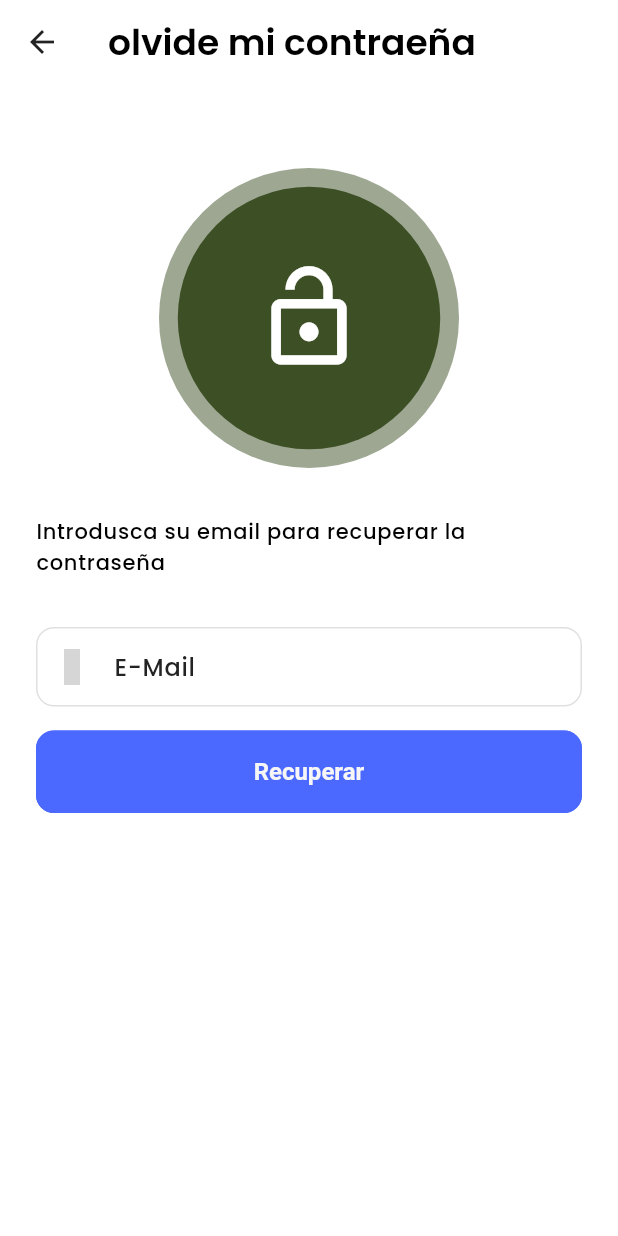
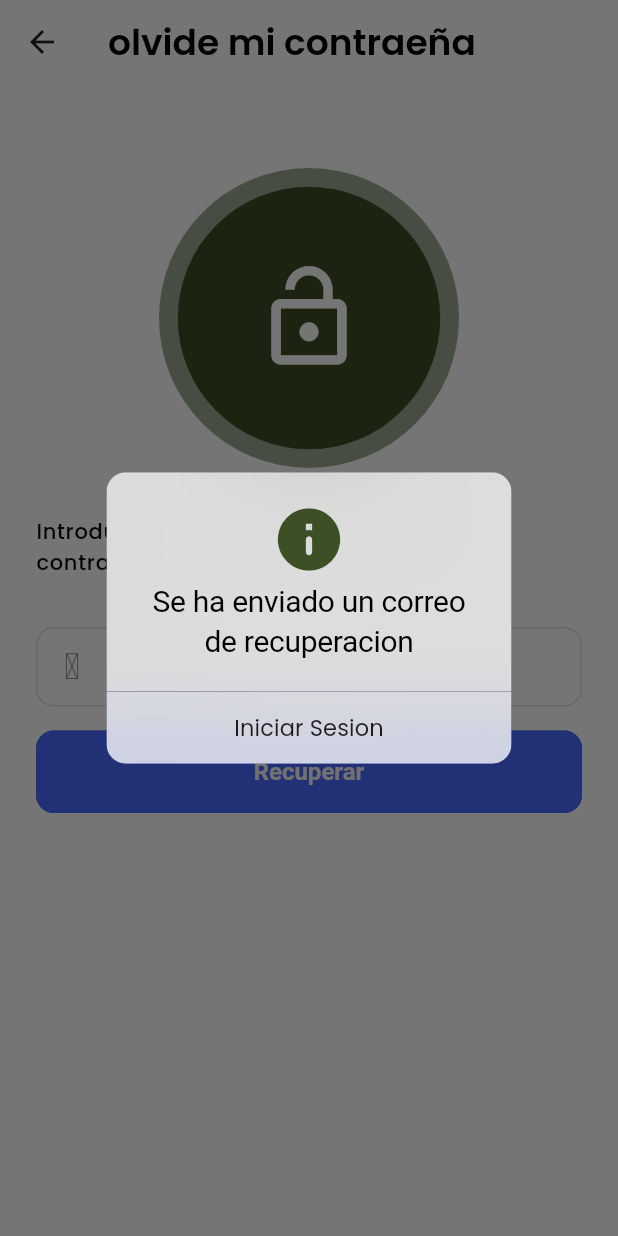
Before and after one commit to EdwardGC7/Queue_Manager, a Flutter app: the OlvideContrasena screen opened by its route, after a tap on "Recuperar", on a phone screen of 412 x 824 dp. Run offline on Flutter 3.47's test engine with Material 3 defaults, Android fonts, the phone set to English and light mode, and no system bars; our stand-ins replace get, iconsax; Roboto replaces fonts that are missing (birthday); grey boxes are pictures that could not be loaded.

Commit message:
creacion del modal de notificacion de recuperar contrasena

```diff
--- a/lib/features/authentication/screens/password/olvide_contrasena.dart
+++ b/lib/features/authentication/screens/password/olvide_contrasena.dart
@@ -1,8 +1,11 @@
 import 'package:flutter/cupertino.dart';
 import 'package:flutter/material.dart';
 import 'package:flutter/widgets.dart';
+import 'package:get/get.dart';
+import 'package:get/get_core/src/get_main.dart';
 import 'package:iconsax/iconsax.dart';
 import 'package:queue_manager/features/authentication/widgets/create_acount.dart';
+import 'package:queue_manager/routes/routes.dart';
 import 'package:queue_manager/utils/constants/colors.dart';
 import 'package:queue_manager/utils/constants/sizes.dart';
 import 'package:queue_manager/utils/constants/text_strings.dart';
@@ -79,7 +82,11 @@ class _OlvideContrasenaState extends State<OlvideContrasena> {
             SizedBox(
               width: double.infinity,
               child: ElevatedButton(
-                onPressed: () {},
+                onPressed: () {
+                  showDialog(
+                      context: context,
+                      builder: (context) => const ModalRecuperar());
+                },
                 child: const Text(GTexts.recuperar),
               ),
             ),
@@ -89,3 +96,51 @@ class _OlvideContrasenaState extends State<OlvideContrasena> {
     );
   }
 }
+
+class ModalRecuperar extends StatelessWidget {
+  const ModalRecuperar({Key? key}) : super(key: key);
+
+  @override
+  Widget build(BuildContext context) {
+    return CupertinoAlertDialog(
+      title: const Icon(
+        Icons.info_rounded,
+        size: 50,
+        color: GColors.primaryGreen,
+      ),
+      content: const Text(
+        GTexts.correoRecuperacion,
+        style: TextStyle(
+            fontSize: 20,
+            fontFamily: AutofillHints.birthday,
+            fontWeight: FontWeight.w400),
+      ),
+      actions: [
+        MaterialButton(
+          onPressed: () => Get.toNamed(Routes.LOGINSCREEN),
+          child: Text(
+            'Iniciar Sesion',
+            style: TextStyle(fontSize: 15),
+          ),
+        )
+      ],
+    );
+    // Dialog(
+    //   child: Container(
+    //     padding: const EdgeInsets.only(
+    //       top: 75,
+    //     ),
+    //     width: 200,
+    //     height: 200,
+    //     child: const Text(
+    //       GTexts.correoRecuperacion,
+    //       style: TextStyle(
+    //           fontSize: 20,
+    //           fontFamily: AutofillHints.birthday,
+    //           fontWeight: FontWeight.w400),
+    //       textAlign: TextAlign.center,
+    //     ),
+    //   ),
+    // );
+  }
+}
--- a/lib/utils/constants/text_strings.dart
+++ b/lib/utils/constants/text_strings.dart
@@ -31,6 +31,8 @@ class GTexts {
   static const String tituloOlvideContrasena = "olvide mi contraeña";
   static const String introEmailSub =
       "Introdusca su email para recuperar la contraseña";
+  static const String correoRecuperacion =
+      "Se ha enviado un correo de recuperacion";
 
   // static const String and = "and";
 }
```
